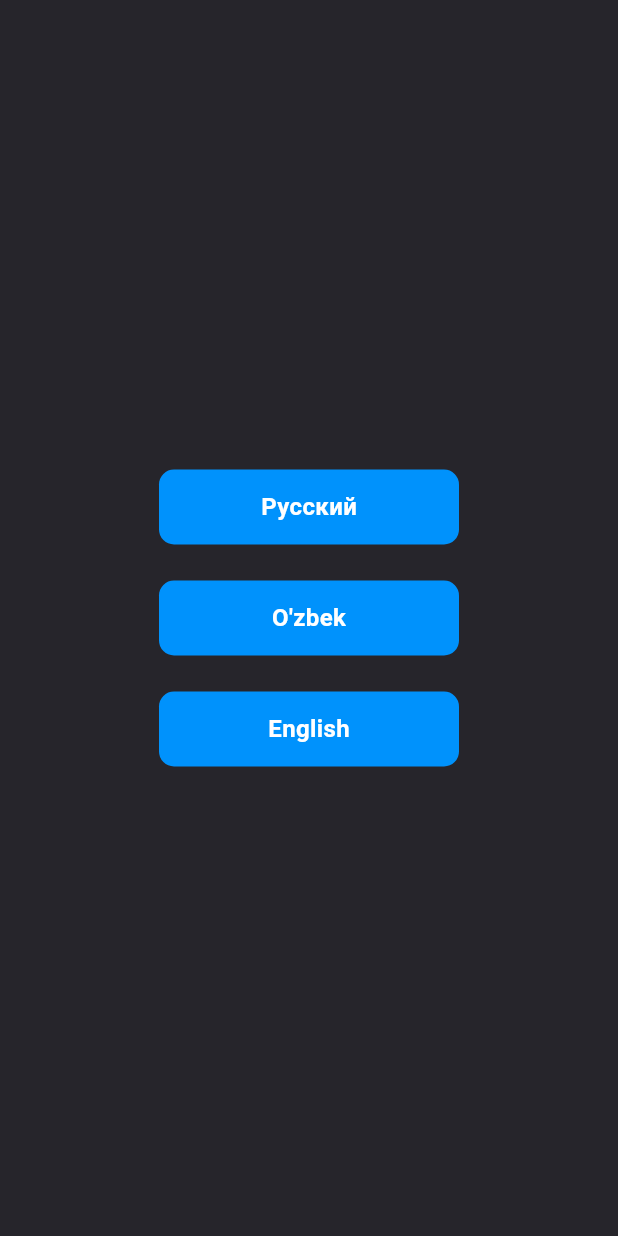
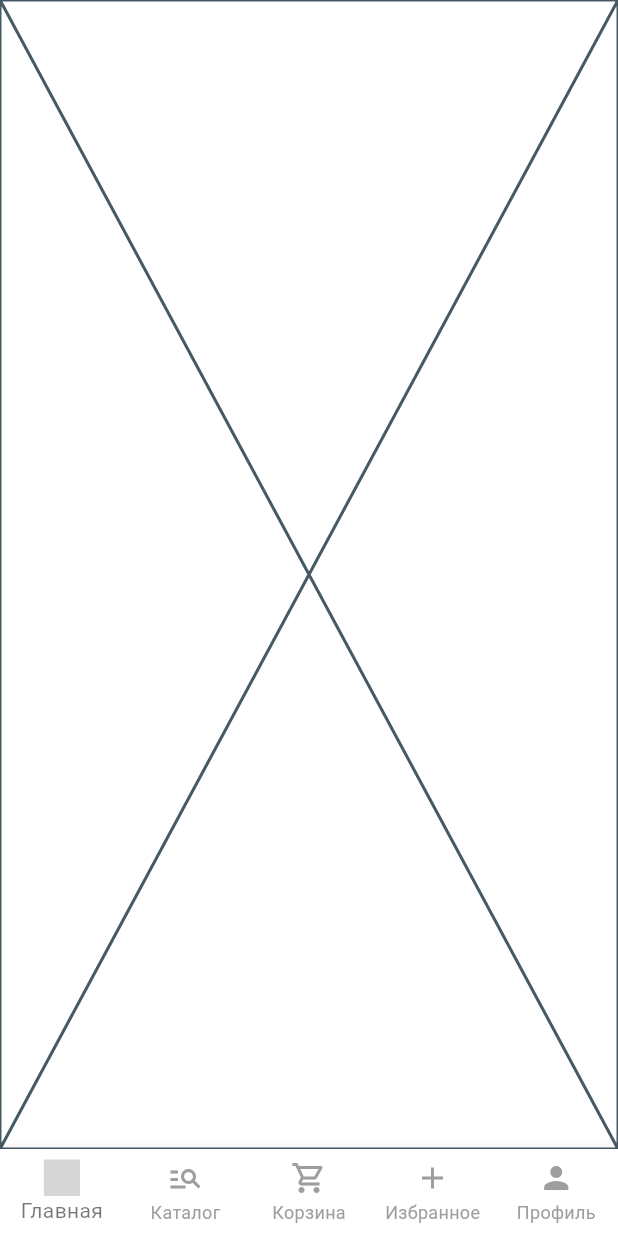
Before and after one commit to azureem/click, a Flutter app: the screen it shows after launch, on a phone screen of 412 x 824 dp. Run offline on Flutter 3.47's test engine with Material 3 defaults, Android fonts, the phone set to English and light mode, and no system bars; our stand-ins replace bloc, flutter_svg, mask_text_input_formatter; grey boxes are pictures that could not be loaded.

Commit message:
added necessary screens, bottom tabs

```diff
--- a/lib/main.dart
+++ b/lib/main.dart
@@ -1,5 +1,7 @@
 import 'package:click_uz/presentation/screens/auth/otp/otp_screen.dart';
+import 'package:click_uz/presentation/screens/bottom_navigation/bottom.dart';
 import 'package:click_uz/presentation/screens/splash/splash_screen.dart';
+import 'package:click_uz/presentation/screens/tabs_screens/main/main_screen.dart';
 import 'package:flutter/material.dart';
 import 'package:flutter/services.dart';
 
@@ -20,7 +22,7 @@ class MyApp extends StatelessWidget {
         colorScheme: ColorScheme.fromSeed(seedColor: Colors.deepPurple),
         useMaterial3: true,
       ),
-      home: SplashScreen(),
+      home: Bottom(),
     );
   }
 }
--- /dev/null
+++ b/lib/presentation/screens/bottom_navigation/bottom.dart
@@ -0,0 +1,75 @@
+import 'package:click_uz/presentation/screens/tabs_screens/main/main_screen.dart';
+import 'package:click_uz/presentation/screens/tabs_screens/payment/payment_screen.dart';
+import 'package:click_uz/presentation/screens/tabs_screens/reports/report_screen.dart';
+import 'package:click_uz/presentation/screens/tabs_screens/services/service_screen.dart';
+import 'package:click_uz/presentation/screens/tabs_screens/transfer/transfer_screen.dart';
+import 'package:flutter/cupertino.dart';
+import 'package:flutter/material.dart';
+import 'package:flutter_svg/svg.dart';
+
+class Bottom extends StatefulWidget {
+  const Bottom({super.key});
+
+  @override
+  State<Bottom> createState() => _Bottom();
+}
+
+class _Bottom extends State<Bottom> {
+  int _currentIndex = 0;
+
+  final List<Widget> _screens = [
+    const MainScreen(),
+    const PaymentScreen(),
+    const TransferScreen(),
+    const ReportScreen(),
+    const ServiceScreen(),
+  ];
+
+  void _onItemTapped(int index) {
+    setState(() {
+      _currentIndex = index;
+    });
+  }
+
+  @override
+  Widget build(BuildContext context) {
+    return Scaffold(
+      backgroundColor: Colors.white,
+      body: IndexedStack(
+        index: _currentIndex,
+        children: _screens,
+      ),
+      bottomNavigationBar: BottomNavigationBar(
+        backgroundColor: Colors.white,
+        type: BottomNavigationBarType.fixed,
+        currentIndex: _currentIndex,
+        //selectedItemColor: Color(0xffffba08),
+        selectedItemColor: Colors.black54,
+        unselectedItemColor: Colors.grey,
+        onTap: _onItemTapped,
+        items:  [
+          BottomNavigationBarItem(
+            icon:  SvgPicture.asset('assets/images/svg/main_logo.svg', width: 24.0, height: 24.0, color: Colors.blue,),
+            label: 'Главная',
+          ),
+          BottomNavigationBarItem(
+            icon: Icon(Icons.manage_search_sharp),
+            label: 'Каталог',
+          ),
+          BottomNavigationBarItem(
+            icon: Icon(Icons.shopping_cart_outlined),
+            label: 'Корзина',
+          ),
+          BottomNavigationBarItem(
+            icon: Icon(Icons.add),
+            label: 'Избранное',
+          ),
+          BottomNavigationBarItem(
+            icon: Icon(Icons.person),
+            label: 'Профиль',
+          ),
+        ],
+      ),
+    );
+  }
+}
--- a/lib/presentation/screens/tabs_screens/main/main_screen.dart
+++ b/lib/presentation/screens/tabs_screens/main/main_screen.dart
@@ -0,0 +1,15 @@
+import 'package:flutter/cupertino.dart';
+
+class MainScreen extends StatefulWidget {
+  const MainScreen({super.key});
+
+  @override
+  State<MainScreen> createState() => _MainScreenState();
+}
+
+class _MainScreenState extends State<MainScreen> {
+  @override
+  Widget build(BuildContext context) {
+    return const Placeholder();
+  }
+}
--- a/pubspec.yaml
+++ b/pubspec.yaml
@@ -37,6 +37,7 @@ dependencies:
   cupertino_icons: ^1.0.6
   bloc: ^8.1.4
   mask_text_input_formatter: ^2.9.0
+  flutter_svg: ^2.0.10+1
 
 dev_dependencies:
   flutter_test:
```
Also changed, not shown: lib/presentation/screens/tabs_screens/payment/payment_screen.dart (+15 -0 lines), lib/presentation/screens/tabs_screens/reports/report_screen.dart (+15 -0 lines), lib/presentation/screens/tabs_screens/services/service_screen.dart (+15 -0 lines), lib/presentation/screens/tabs_screens/transfer/transfer_screen.dart (+15 -0 lines), assets/images/svg/main_logo.svg (added), pubspec.lock.
